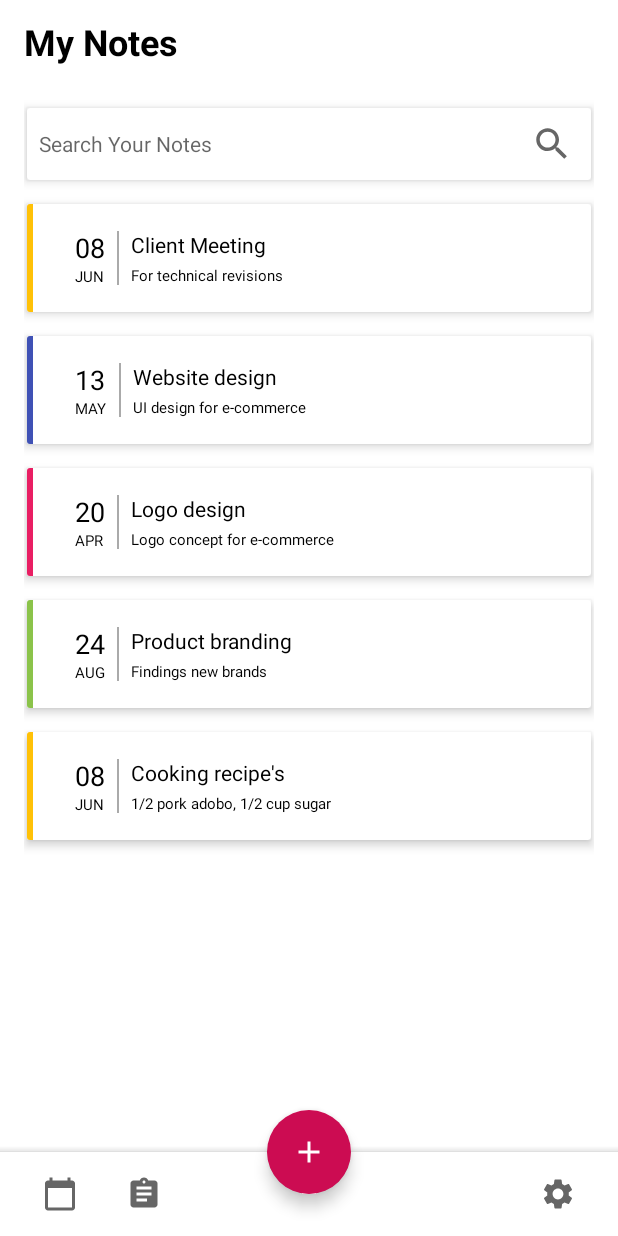
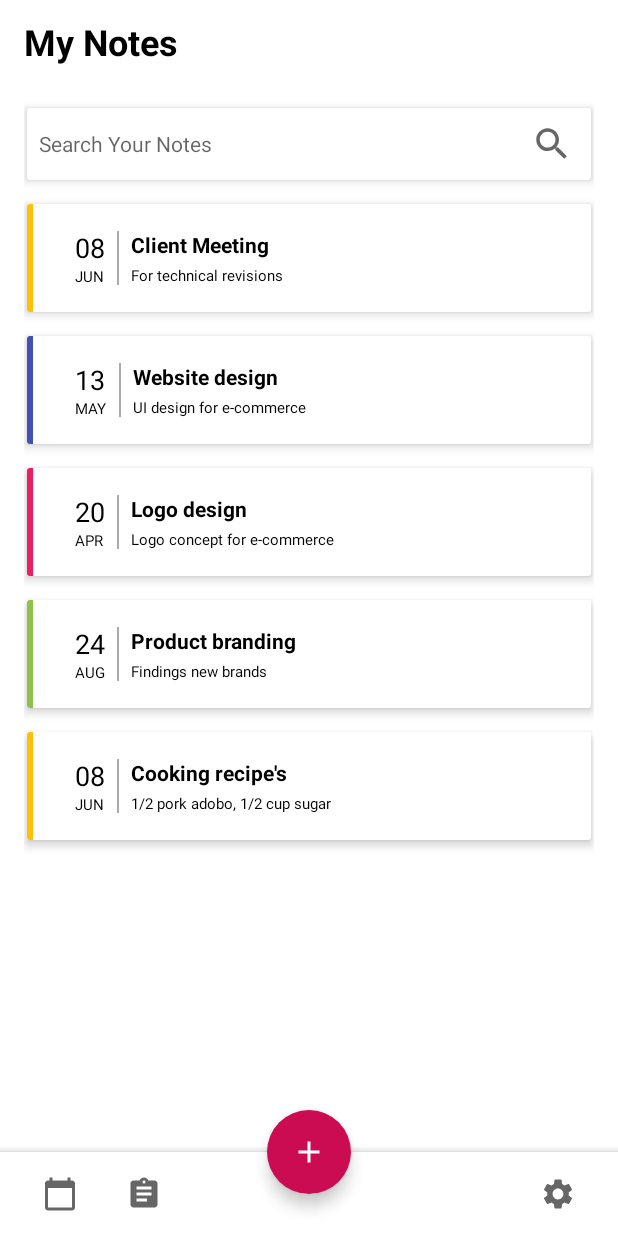
Before and after one commit to Saeef-Mohammad/NoteAppHelloTask, an Android app: the NoteListActivity screen opened directly, with no data from a screen before it, on a phone screen of 412 x 824 dp. Run offline under Robolectric (Android 15) with nearby library versions, the phone set to English and light mode, and no system bars; our stand-ins replace Room's generated code.

Commit message:
Initial Commit

```diff
--- a/app/src/main/java/com/saeefmd/noteapphellotask/activity/NoteListActivity.java
+++ b/app/src/main/java/com/saeefmd/noteapphellotask/activity/NoteListActivity.java
@@ -67,8 +67,8 @@ public class NoteListActivity extends AppCompatActivity {
                 //Update RecycleView
                 noteAdapter.submitList(notes);
 
-                int count = notes.size();
-                updateNotesCount(count);
+                int noteCount = notes.size();
+                updateNotesCount(noteCount);
             }
         });
 
@@ -138,7 +138,7 @@ public class NoteListActivity extends AppCompatActivity {
 
             String title = data.getStringExtra(AddEditNoteActivity.EXTRA_TITLE);
             String description = data.getStringExtra(AddEditNoteActivity.EXTRA_DESCRIPTION);
-            int priority = data.getIntExtra(AddEditNoteActivity.EXTRA_PRIORITY, 1);
+            int priority = data.getIntExtra(AddEditNoteActivity.EXTRA_PRIORITY, 0);
 
             Note note = new Note(title, description, date, month, priority);
             note.setId(id);
@@ -148,12 +148,12 @@ public class NoteListActivity extends AppCompatActivity {
         }
     }
 
-    private void updateNotesCount(int count) {
+    private void updateNotesCount(int noteCount) {
 
         SharedPreferences notesCountSp = getSharedPreferences(MainActivity.SHARED_PREFERENCE, MODE_PRIVATE);
         SharedPreferences.Editor editor = notesCountSp.edit();
 
-        editor.putInt(MainActivity.TOTAL_NOTES_COUNT, count).apply();
+        editor.putInt(MainActivity.TOTAL_NOTES_COUNT, noteCount).apply();
     }
 
     private String getDate() {
--- a/app/src/main/res/layout/list_item_notes.xml
+++ b/app/src/main/res/layout/list_item_notes.xml
@@ -63,15 +63,20 @@
             android:layout_height="wrap_content"
             android:orientation="vertical"
             android:layout_centerInParent="true"
+            android:layout_toStartOf="@id/iv_star"
             android:layout_toEndOf="@id/view_divider"
-            android:layout_marginStart="8dp">
+            android:layout_marginStart="8dp"
+            android:layout_marginEnd="32dp">
 
             <TextView
                 android:id="@+id/tv_title_rv"
                 android:layout_width="wrap_content"
                 android:layout_height="wrap_content"
                 android:text="Client meeting"
+                android:maxLines="1"
+                android:ellipsize="end"
                 android:textSize="14sp"
+                android:textStyle="bold"
                 android:textColor="@color/colorBlack"/>
 
             <TextView
@@ -81,6 +86,7 @@
                 android:layout_marginTop="4dp"
                 android:text="For technical revisions"
                 android:textSize="10sp"
+                android:maxLines="1"
                 android:textColor="@android:color/black"
                 android:ellipsize="end"/>
 
```
Also changed, not shown: app/src/main/java/com/saeefmd/noteapphellotask/activity/AddEditNoteActivity.java (+6 -6 lines).
